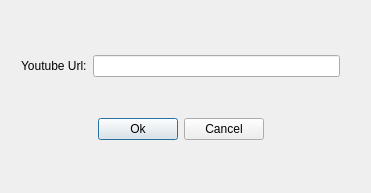
Old version of the form src/youtube_url_dlg.ui in the repository StevenHuang2020/VideoPlayer.
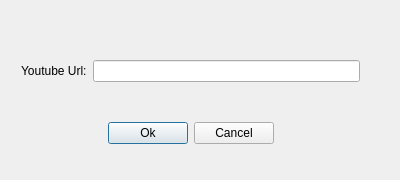
New version of the form.

What changed in the file:
```diff
--- a/src/youtube_url_dlg.ui
+++ b/src/youtube_url_dlg.ui
@@ -6,24 +6,68 @@
    <rect>
     <x>0</x>
     <y>0</y>
-    <width>371</width>
-    <height>193</height>
+    <width>400</width>
+    <height>180</height>
    </rect>
   </property>
+  <property name="minimumSize">
+   <size>
+    <width>400</width>
+    <height>180</height>
+   </size>
+  </property>
+  <property name="maximumSize">
+   <size>
+    <width>400</width>
+    <height>180</height>
+   </size>
+  </property>
   <property name="windowTitle">
    <string>Youtube Dialog</string>
   </property>
   <widget class="QWidget" name="layoutWidget">
    <property name="geometry">
     <rect>
-     <x>10</x>
-     <y>10</y>
-     <width>341</width>
-     <height>141</height>
+     <x>0</x>
+     <y>0</y>
+     <width>381</width>
+     <height>191</height>
     </rect>
    </property>
    <layout class="QGridLayout" name="gridLayout">
-    <item row="3" column="0">
+    <item row="0" column="1">
+     <spacer name="verticalSpacer_2">
+      <property name="orientation">
+       <enum>Qt::Vertical</enum>
+      </property>
+      <property name="sizeType">
+       <enum>QSizePolicy::Fixed</enum>
+      </property>
+      <property name="sizeHint" stdset="0">
+       <size>
+        <width>20</width>
+        <height>15</height>
+       </size>
+      </property>
+     </spacer>
+    </item>
+    <item row="1" column="0">
+     <spacer name="horizontalSpacer_3">
+      <property name="orientation">
+       <enum>Qt::Horizontal</enum>
+      </property>
+      <property name="sizeType">
+       <enum>QSizePolicy::Fixed</enum>
+      </property>
+      <property name="sizeHint" stdset="0">
+       <size>
+        <width>10</width>
+        <height>20</height>
+       </size>
+      </property>
+     </spacer>
+    </item>
+    <item row="2" column="1">
      <layout class="QHBoxLayout" name="horizontalLayout_2">
       <item>
        <spacer name="horizontalSpacer">
@@ -67,20 +111,23 @@
       </item>
      </layout>
     </item>
-    <item row="2" column="0">
-     <spacer name="verticalSpacer">
+    <item row="1" column="2">
+     <spacer name="horizontalSpacer_4">
       <property name="orientation">
-       <enum>Qt::Vertical</enum>
+       <enum>Qt::Horizontal</enum>
+      </property>
+      <property name="sizeType">
+       <enum>QSizePolicy::Fixed</enum>
       </property>
       <property name="sizeHint" stdset="0">
        <size>
-        <width>20</width>
-        <height>40</height>
+        <width>10</width>
+        <height>20</height>
        </size>
       </property>
      </spacer>
     </item>
-    <item row="1" column="0">
+    <item row="1" column="1">
      <layout class="QHBoxLayout" name="horizontalLayout">
       <item>
        <widget class="QLabel" name="label">
@@ -94,19 +141,6 @@
       </item>
      </layout>
     </item>
-    <item row="0" column="0">
-     <spacer name="verticalSpacer_2">
-      <property name="orientation">
-       <enum>Qt::Vertical</enum>
-      </property>
-      <property name="sizeHint" stdset="0">
-       <size>
-        <width>20</width>
-        <height>40</height>
-       </size>
-      </property>
-     </spacer>
-    </item>
    </layout>
   </widget>
  </widget>
```
Left out of the diff: 2 changed lines with no effect on the pictures.
